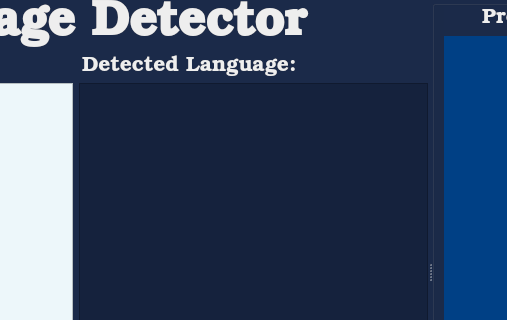
shaoruu/language-detector, file src/design.ui: the form before one commit; both pictures show x 282 to 789 and y 0 to 320 of the 1000 by 550 pixel window.
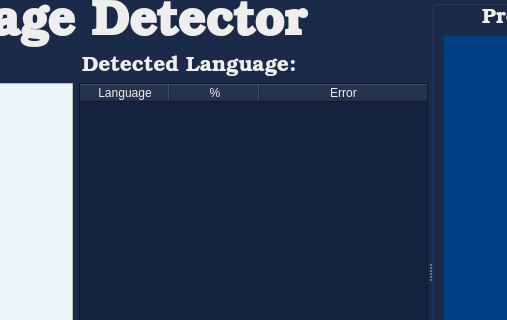
The form after the commit.

Commit message: feat: table instead of list

```diff
--- a/src/design.ui
+++ b/src/design.ui
@@ -154,30 +154,53 @@
            </widget>
           </item>
           <item>
-           <widget class="QListWidget" name="languagesList">
-            <property name="font">
-             <font>
-              <family>aakar</family>
-              <pointsize>16</pointsize>
-              <weight>50</weight>
-              <bold>false</bold>
-              <underline>false</underline>
-              <kerning>true</kerning>
-             </font>
-            </property>
+           <widget class="QTableWidget" name="languagesTable">
             <property name="styleSheet">
              <string notr="true">color: rgb(238, 238, 238);
 background-color: rgb(21, 34, 61);</string>
             </property>
-            <property name="frameShadow">
-             <enum>QFrame::Raised</enum>
+            <property name="editTriggers">
+             <set>QAbstractItemView::NoEditTriggers</set>
             </property>
-            <property name="alternatingRowColors">
-             <bool>false</bool>
+            <property name="textElideMode">
+             <enum>Qt::ElideRight</enum>
             </property>
-            <property name="sortingEnabled">
+            <attribute name="horizontalHeaderCascadingSectionResizes">
              <bool>false</bool>
-            </property>
+            </attribute>
+            <attribute name="horizontalHeaderDefaultSectionSize">
+             <number>90</number>
+            </attribute>
+            <attribute name="horizontalHeaderStretchLastSection">
+             <bool>true</bool>
+            </attribute>
+            <attribute name="verticalHeaderStretchLastSection">
+             <bool>false</bool>
+            </attribute>
+            <column>
+             <property name="text">
+              <string>Language</string>
+             </property>
+             <property name="textAlignment">
+              <set>AlignCenter</set>
+             </property>
+            </column>
+            <column>
+             <property name="text">
+              <string>%</string>
+             </property>
+             <property name="textAlignment">
+              <set>AlignCenter</set>
+             </property>
+            </column>
+            <column>
+             <property name="text">
+              <string>Error</string>
+             </property>
+             <property name="textAlignment">
+              <set>AlignCenter</set>
+             </property>
+            </column>
            </widget>
           </item>
          </layout>
```
The commit also changes 3 other files.
